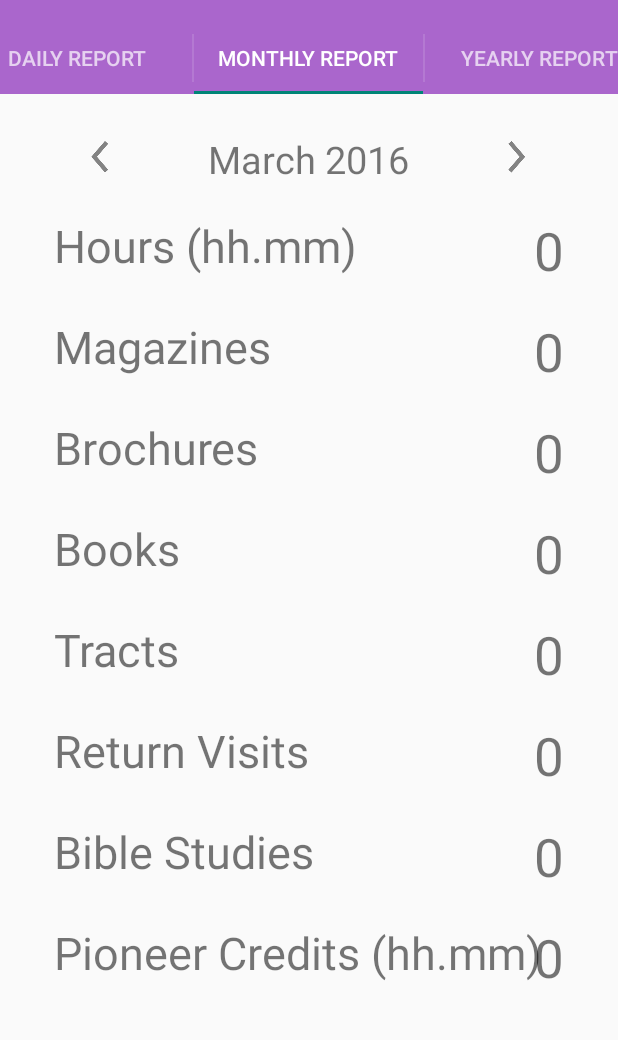
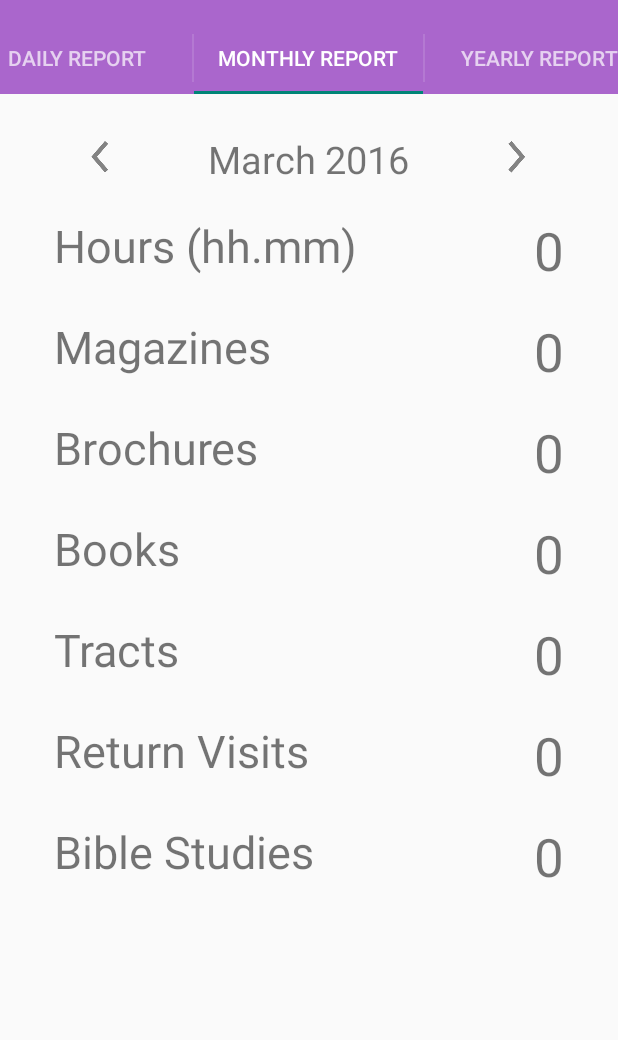
Before and after one commit to ImpDevJonesTech/SimpleServiceAssistant, an Android app: the screen it shows after launch (MainActivity), tab 2 chosen, on a phone screen of 412 x 824 dp, the part 62-1102 px from its top. Run offline under Robolectric (Android 15) with nearby library versions, the phone set to English and light mode, and no system bars.

Commit message:
finished pioneer credit toggle

```diff
--- a/app/src/main/java/jonestech/simpleserviceassistant/Month_frag.java
+++ b/app/src/main/java/jonestech/simpleserviceassistant/Month_frag.java
@@ -1,10 +1,13 @@
 package jonestech.simpleserviceassistant;
+import android.content.Context;
+import android.content.SharedPreferences;
 import android.os.Bundle;
 import android.support.v4.app.Fragment;
 import android.view.LayoutInflater;
 import android.view.View;
 import android.view.ViewGroup;
 import android.widget.Button;
+import android.widget.RelativeLayout;
 import android.widget.TextView;
 import java.util.Calendar;
 import java.util.TimeZone;
@@ -26,6 +29,15 @@ public class Month_frag extends Fragment {
     public void onActivityCreated(Bundle savedInstanceState){
         super.onActivityCreated(savedInstanceState);
         report = new Report(getActivity());
+        RelativeLayout p_c_div = (RelativeLayout)getActivity().findViewById(R.id.pcm_row);
+        p_c_div.setVisibility(View.GONE);
+        SharedPreferences preferences = getActivity().getSharedPreferences("Pioneer_toggle", Context.MODE_PRIVATE);
+        boolean bool = preferences.getBoolean("pioneer_credits", false);
+        if(bool == true){
+            p_c_div.setVisibility(View.VISIBLE);
+        }else if(bool == false){
+            p_c_div.setVisibility(View.GONE);
+        }
         final TextView hour = (TextView)getActivity().findViewById(R.id.hour);
         final TextView mag = (TextView)getActivity().findViewById(R.id.mag);
         final TextView broch = (TextView)getActivity().findViewById(R.id.brch);
--- a/app/src/main/java/jonestech/simpleserviceassistant/Year_frag.java
+++ b/app/src/main/java/jonestech/simpleserviceassistant/Year_frag.java
@@ -1,10 +1,14 @@
 package jonestech.simpleserviceassistant;
+import android.content.Context;
+import android.content.SharedPreferences;
 import android.os.Bundle;
+import android.preference.PreferenceManager;
 import android.support.v4.app.Fragment;
 import android.view.LayoutInflater;
 import android.view.View;
 import android.view.ViewGroup;
 import android.widget.Button;
+import android.widget.RelativeLayout;
 import android.widget.TextView;
 import java.util.Calendar;
 import java.util.TimeZone;
@@ -23,6 +27,15 @@ public class Year_frag extends Fragment {
     public void onActivityCreated(Bundle savedInstanceState){
         super.onActivityCreated(savedInstanceState);
         report = new Report(getActivity());
+        RelativeLayout p_c_div = (RelativeLayout)getActivity().findViewById(R.id.pcy_row);
+        p_c_div.setVisibility(View.GONE);
+        SharedPreferences preferences = getActivity().getSharedPreferences("Pioneer_toggle", Context.MODE_PRIVATE);
+        boolean bool = preferences.getBoolean("pioneer_credits", false);
+        if(bool == true){
+            p_c_div.setVisibility(View.VISIBLE);
+        }else if(bool == false){
+            p_c_div.setVisibility(View.GONE);
+        }
         final TextView hour = (TextView)getActivity().findViewById(R.id.houry);
         final TextView mag = (TextView)getActivity().findViewById(R.id.magy);
         final TextView broch = (TextView)getActivity().findViewById(R.id.brchy);
--- a/app/src/main/res/layout/add_report_dialog.xml
+++ b/app/src/main/res/layout/add_report_dialog.xml
@@ -107,12 +107,12 @@
                         android:layout_width="match_parent"
                         android:layout_height="wrap_content"
                         android:inputType="textCapSentences|textAutoCorrect"/>
-                    <TextView
+                    <TextView android:id="@+id/pca_tv"
                         android:layout_width="wrap_content"
                         android:layout_height="wrap_content"
                         android:text="@string/pc"
                         android:textSize="12sp"/>
-                    <EditText android:id="@+id/pc"
+                    <EditText android:id="@+id/pca"
                         android:layout_width="match_parent"
                         android:layout_height="wrap_content"
                         android:hint="credited time for pioneers"
--- a/app/src/main/res/layout/edit_report_dialog.xml
+++ b/app/src/main/res/layout/edit_report_dialog.xml
@@ -110,7 +110,7 @@
                         android:layout_width="match_parent"
                         android:layout_height="wrap_content"
                         android:inputType="textCapSentences|textAutoCorrect"/>
-                    <TextView
+                    <TextView android:id="@+id/pc_tv"
                         android:layout_width="wrap_content"
                         android:layout_height="wrap_content"
                         android:text="@string/pc"
--- a/app/src/main/res/layout/month_table.xml
+++ b/app/src/main/res/layout/month_table.xml
@@ -70,7 +70,7 @@
             <TextView android:layout_alignParentLeft="true" android:layout_alignParentStart="true" android:layout_marginLeft="20dp" android:layout_marginStart="20dp" android:id="@+id/s_text" android:layout_width="wrap_content" android:layout_height="wrap_content" android:text="@string/s" android:textSize="30sp"/>
             <TextView android:layout_alignParentRight="true" android:layout_alignParentEnd="true" android:layout_marginRight="20dp" android:layout_marginEnd="20dp" android:id="@+id/s" android:layout_width="wrap_content" android:layout_height="wrap_content" android:text="@string/nothing" android:textSize="35sp"/>
         </RelativeLayout>
-        <RelativeLayout android:paddingTop="20dp" android:id="@+id/pc_row" android:layout_width="fill_parent" android:layout_height="wrap_content" android:orientation="horizontal">
+        <RelativeLayout android:paddingTop="20dp" android:id="@+id/pcm_row" android:layout_width="fill_parent" android:layout_height="wrap_content" android:orientation="horizontal">
             <TextView android:layout_alignParentLeft="true" android:layout_alignParentStart="true" android:layout_marginLeft="20dp" android:layout_marginStart="20dp" android:id="@+id/pc_text" android:layout_width="wrap_content" android:layout_height="wrap_content" android:text="@string/pc" android:textSize="30sp"/>
             <TextView android:layout_alignParentRight="true" android:layout_alignParentEnd="true" android:layout_marginRight="20dp" android:layout_marginEnd="20dp" android:id="@+id/pc" android:layout_width="wrap_content" android:layout_height="wrap_content" android:text="@string/nothing" android:textSize="35sp"/>
         </RelativeLayout>
--- a/app/src/main/res/layout/year_table.xml
+++ b/app/src/main/res/layout/year_table.xml
@@ -74,7 +74,7 @@
             <TextView android:layout_alignParentLeft="true" android:layout_alignParentStart="true" android:layout_marginLeft="20dp" android:layout_marginStart="20dp" android:id="@+id/s_text" android:layout_width="wrap_content" android:layout_height="wrap_content" android:text="@string/s" android:textSize="30sp"/>
             <TextView android:layout_alignParentRight="true" android:layout_alignParentEnd="true" android:layout_marginRight="20dp" android:layout_marginEnd="20dp" android:id="@+id/sy" android:layout_width="wrap_content" android:layout_height="wrap_content" android:text="@string/nothing" android:textSize="35sp"/>
         </RelativeLayout>
-        <RelativeLayout android:paddingTop="20dp" android:id="@+id/pc_row" android:layout_width="fill_parent" android:layout_height="wrap_content" android:orientation="horizontal">
+        <RelativeLayout android:paddingTop="20dp" android:id="@+id/pcy_row" android:layout_width="fill_parent" android:layout_height="wrap_content" android:orientation="horizontal">
             <TextView android:layout_alignParentLeft="true" android:layout_alignParentStart="true" android:layout_marginLeft="20dp" android:layout_marginStart="20dp" android:id="@+id/pc_text" android:layout_width="wrap_content" android:layout_height="wrap_content" android:text="@string/pc" android:textSize="30sp"/>
             <TextView android:layout_alignParentRight="true" android:layout_alignParentEnd="true" android:layout_marginRight="20dp" android:layout_marginEnd="20dp" android:id="@+id/pcy" android:layout_width="wrap_content" android:layout_height="wrap_content" android:text="@string/nothing" android:textSize="35sp"/>
         </RelativeLayout>
```
Also changed, not shown: app/src/main/java/jonestech/simpleserviceassistant/Add_Report_Class.java (+15 -0 lines), app/src/main/java/jonestech/simpleserviceassistant/Edit_Report_Class.java (+19 -6 lines), app/src/main/java/jonestech/simpleserviceassistant/SettingsActivity.java (+14 -6 lines).
